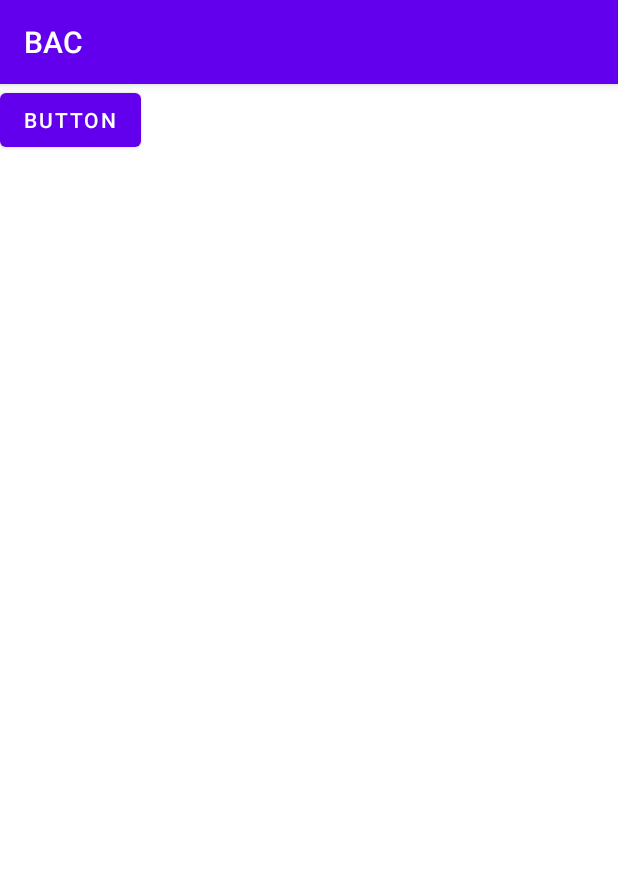
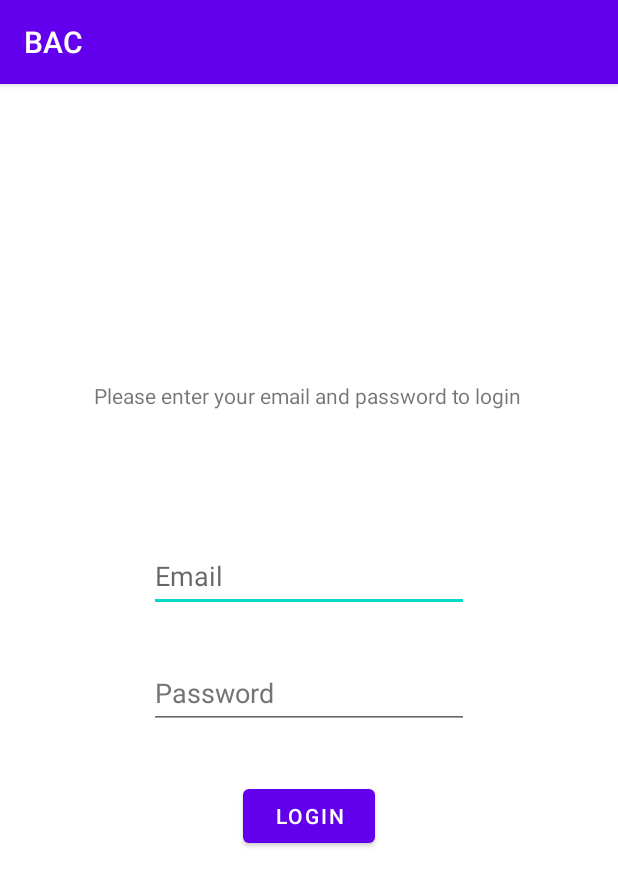
Before and after one commit to Sindahlof/BAC, an Android app: the screen it shows after launch (MainActivity), on a phone screen of 412 x 824 dp. Shown: the top 886 px of the screen. Run offline under Robolectric (Android 15) with nearby library versions, the phone set to English and light mode, and no system bars.

Commit message:
Made the calculator class work, still need to make a imperial to metric converter, login in site logic has been made still needs some sort of data base to query too

```diff
--- a/app/src/main/java/com/example/bac/MainActivity.java
+++ b/app/src/main/java/com/example/bac/MainActivity.java
@@ -3,12 +3,39 @@ package com.example.bac;
 import androidx.appcompat.app.AppCompatActivity;
 
 import android.os.Bundle;
+import android.view.View;
+import android.widget.Button;
+import android.widget.EditText;
+import android.widget.TextView;
 
 public class MainActivity extends AppCompatActivity {
+
+    private EditText email;
+    private EditText password;
+    private Button login;
+    private TextView wrongLogin;
 
     @Override
     protected void onCreate(Bundle savedInstanceState) {
         super.onCreate(savedInstanceState);
         setContentView(R.layout.activity_main);
+
+        this.email = (EditText) findViewById(R.id.editTextTextEmailAddress);
+        this.password = (EditText) findViewById(R.id.editTextNumberPassword);
+        this.wrongLogin = (TextView) findViewById(R.id.textView2);
+        this.wrongLogin.setVisibility(View.INVISIBLE);
+    }
+
+
+    public void loginIO(android.view.View s){
+        String email = "user";
+        String password = "1234";
+
+        if (this.email.getText().toString().compareTo(email) == 0 && this.password.getText().toString().compareTo(password) == 0){
+            System.out.println("That was correct");
+        } else {
+            this.wrongLogin.setVisibility(View.VISIBLE);
+            System.out.println("wrong login");
+        }
     }
 }
--- a/app/src/main/res/layout/activity_main.xml
+++ b/app/src/main/res/layout/activity_main.xml
@@ -4,13 +4,75 @@
     xmlns:tools="http://schemas.android.com/tools"
     android:layout_width="match_parent"
     android:layout_height="match_parent"
+    android:visibility="visible"
     tools:context=".MainActivity">
 
     <Button
         android:id="@+id/button"
         android:layout_width="wrap_content"
         android:layout_height="wrap_content"
-        android:text="Button"
-        tools:layout_editor_absoluteX="169dp"
-        tools:layout_editor_absoluteY="359dp" />
+        android:layout_marginTop="464dp"
+        android:onClick="loginIO"
+        android:text="@string/login"
+        app:iconTint="#269134"
+        app:layout_constraintEnd_toEndOf="parent"
+        app:layout_constraintHorizontal_bias="0.5"
+        app:layout_constraintStart_toStartOf="parent"
+        app:layout_constraintTop_toTopOf="parent" />
+
+    <EditText
+        android:id="@+id/editTextTextEmailAddress"
+        android:layout_width="wrap_content"
+        android:layout_height="wrap_content"
+        android:layout_marginTop="304dp"
+        android:ems="10"
+        android:hint="@string/email"
+        android:inputType="textEmailAddress"
+        android:minHeight="48dp"
+        app:layout_constraintEnd_toEndOf="parent"
+        app:layout_constraintHorizontal_bias="0.5"
+        app:layout_constraintStart_toStartOf="parent"
+        app:layout_constraintTop_toTopOf="parent" />
+
+    <EditText
+        android:id="@+id/editTextNumberPassword"
+        android:layout_width="wrap_content"
+        android:layout_height="wrap_content"
+        android:layout_marginTop="372dp"
+        android:ems="10"
+        android:hint="@string/password"
+        android:inputType="textPassword"
+        android:minHeight="48dp"
+        android:textColorHint="#757575"
+        app:layout_constraintBottom_toTopOf="@+id/button"
+        app:layout_constraintEnd_toEndOf="parent"
+        app:layout_constraintHorizontal_bias="0.5"
+        app:layout_constraintStart_toStartOf="parent"
+        app:layout_constraintTop_toTopOf="parent"
+        app:layout_constraintVertical_bias="0.229" />
+
+    <TextView
+        android:id="@+id/textView"
+        android:layout_width="wrap_content"
+        android:layout_height="wrap_content"
+        android:layout_marginTop="198dp"
+        android:text="@string/please_enter_your_email_and_password_to_login"
+        app:layout_constraintEnd_toEndOf="parent"
+        app:layout_constraintHorizontal_bias="0.495"
+        app:layout_constraintStart_toStartOf="parent"
+        app:layout_constraintTop_toTopOf="parent" />
+
+    <TextView
+        android:id="@+id/textView2"
+        android:layout_width="wrap_content"
+        android:layout_height="wrap_content"
+        android:layout_marginTop="436dp"
+        android:layout_marginEnd="127dp"
+        android:text="wrong email or password"
+        android:textColor="#D11616"
+        android:visibility="visible"
+        app:layout_constraintEnd_toEndOf="parent"
+        app:layout_constraintHorizontal_bias="1.0"
+        app:layout_constraintStart_toStartOf="parent"
+        app:layout_constraintTop_toTopOf="parent" />
 </androidx.constraintlayout.widget.ConstraintLayout>
--- a/app/src/main/res/values/strings.xml
+++ b/app/src/main/res/values/strings.xml
@@ -1,3 +1,9 @@
 <resources>
     <string name="app_name">BAC</string>
+    <string name="wrong_email_or_password">Wrong email or password</string>
+    <string name="email">Email</string>
+    <string name="password">Password</string>
+    <string name="please_enter_your_email_and_password_to_login">Please enter your email and password to login</string>
+    <string name="button">Button</string>
+    <string name="login">login</string>
 </resources>
```
Also changed, not shown: app/src/main/java/Domain/BloodAlcholConcentration.java (+33 -8 lines), 1 other file.
